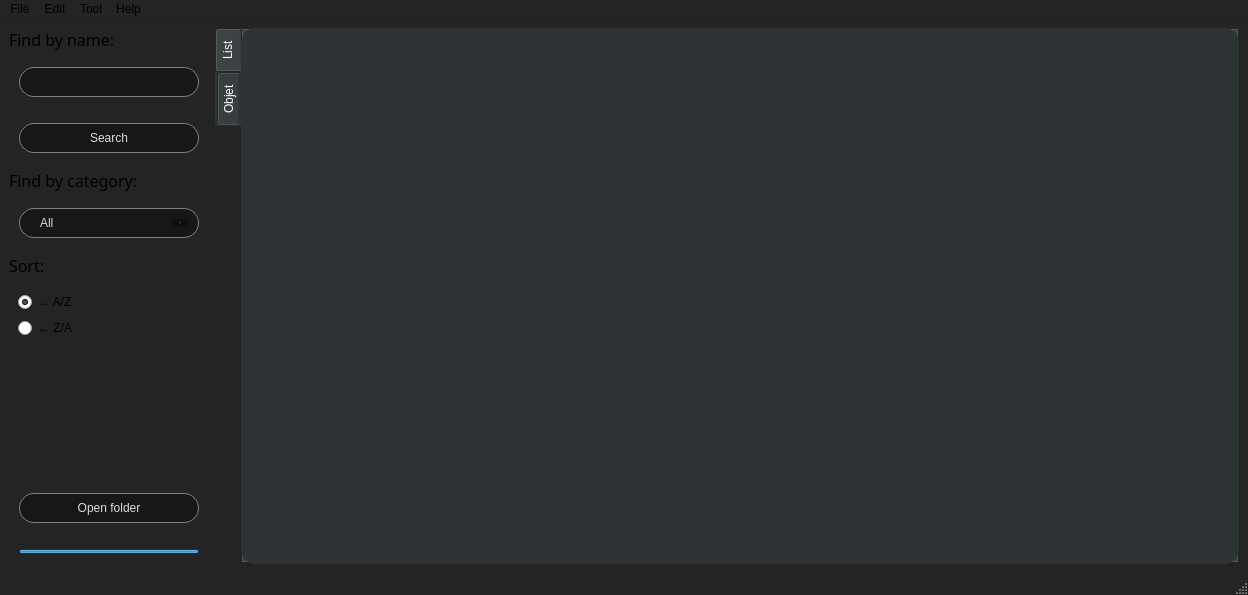
Old version of the form window.ui in the repository GazButane/MatterIndex.
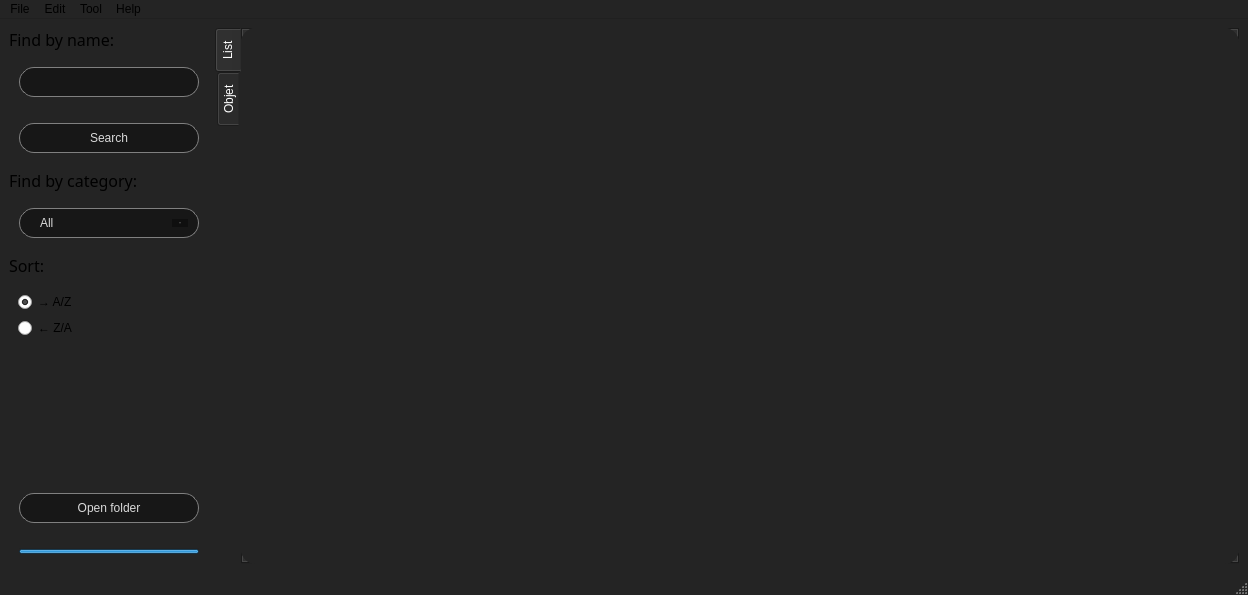
New version of the form. Icons and pictures are not drawn.

The edit to the form file:
```diff
--- a/window.ui
+++ b/window.ui
@@ -673,9 +673,9 @@
            <colorrole role="Button">
             <brush brushstyle="SolidPattern">
              <color alpha="255">
-              <red>46</red>
-              <green>52</green>
-              <blue>54</blue>
+              <red>36</red>
+              <green>36</green>
+              <blue>36</blue>
              </color>
             </brush>
            </colorrole>
@@ -709,18 +709,18 @@
            <colorrole role="Base">
             <brush brushstyle="SolidPattern">
              <color alpha="255">
-              <red>46</red>
-              <green>52</green>
-              <blue>54</blue>
+              <red>36</red>
+              <green>36</green>
+              <blue>36</blue>
              </color>
             </brush>
            </colorrole>
            <colorrole role="Window">
             <brush brushstyle="SolidPattern">
              <color alpha="255">
-              <red>46</red>
-              <green>52</green>
-              <blue>54</blue>
+              <red>36</red>
+              <green>36</green>
+              <blue>36</blue>
              </color>
             </brush>
            </colorrole>
@@ -747,9 +747,9 @@
            <colorrole role="Button">
             <brush brushstyle="SolidPattern">
              <color alpha="255">
-              <red>46</red>
-              <green>52</green>
-              <blue>54</blue>
+              <red>36</red>
+              <green>36</green>
+              <blue>36</blue>
              </color>
             </brush>
            </colorrole>
@@ -783,18 +783,18 @@
            <colorrole role="Base">
             <brush brushstyle="SolidPattern">
              <color alpha="255">
-              <red>46</red>
-              <green>52</green>
-              <blue>54</blue>
+              <red>36</red>
+              <green>36</green>
+              <blue>36</blue>
              </color>
             </brush>
            </colorrole>
            <colorrole role="Window">
             <brush brushstyle="SolidPattern">
              <color alpha="255">
-              <red>46</red>
-              <green>52</green>
-              <blue>54</blue>
+              <red>36</red>
+              <green>36</green>
+              <blue>36</blue>
              </color>
             </brush>
            </colorrole>
@@ -821,9 +821,9 @@
            <colorrole role="Button">
             <brush brushstyle="SolidPattern">
              <color alpha="255">
-              <red>46</red>
-              <green>52</green>
-              <blue>54</blue>
+              <red>36</red>
+              <green>36</green>
+              <blue>36</blue>
              </color>
             </brush>
            </colorrole>
@@ -857,18 +857,18 @@
            <colorrole role="Base">
             <brush brushstyle="SolidPattern">
              <color alpha="255">
-              <red>46</red>
-              <green>52</green>
-              <blue>54</blue>
+              <red>36</red>
+              <green>36</green>
+              <blue>36</blue>
              </color>
             </brush>
            </colorrole>
            <colorrole role="Window">
             <brush brushstyle="SolidPattern">
              <color alpha="255">
-              <red>46</red>
-              <green>52</green>
-              <blue>54</blue>
+              <red>36</red>
+              <green>36</green>
+              <blue>36</blue>
              </color>
             </brush>
            </colorrole>
@@ -889,8 +889,9 @@
         </property>
         <property name="styleSheet">
          <string notr="true">	color: white;
-    background-color: #2E3436;
-	border-radius: 15px;
+	background-color: #242424;
+border-radius: 15px;
+
 </string>
         </property>
         <property name="tabPosition">
```
Left out of the diff: 2 changed lines with no effect on the pictures.
